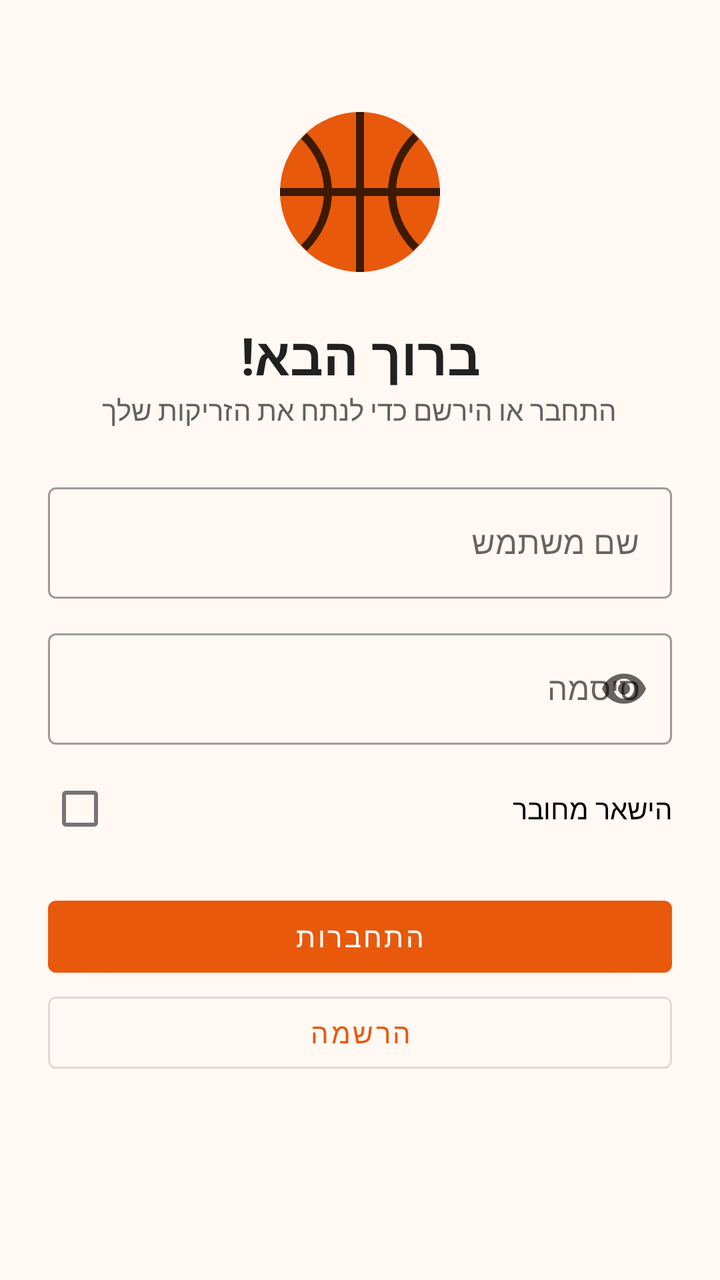
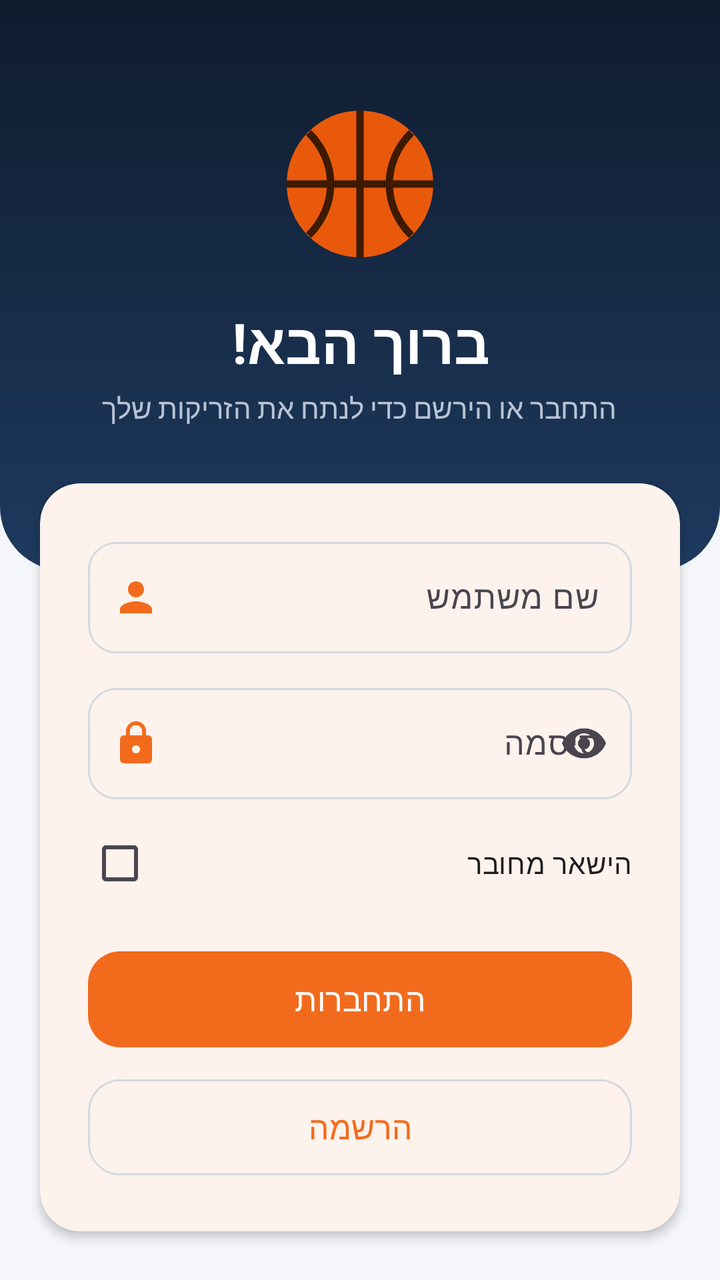

The first picture is an Android layout as it rendered before a commit; the second is the same layout after the commit. The layout source and the unified diff follow.
<!-- AndroidManifest.xml: application theme Theme.BasketballShotAnalyzer -->
<!-- res/layout/activity_auth.xml -->
<?xml version="1.0" encoding="utf-8"?>
<ScrollView xmlns:android="http://schemas.android.com/apk/res/android"
    xmlns:app="http://schemas.android.com/apk/res-auto"
    android:layout_width="match_parent"
    android:layout_height="match_parent"
    android:background="@color/background">

    <LinearLayout
        android:layout_width="match_parent"
        android:layout_height="wrap_content"
        android:gravity="center_horizontal"
        android:orientation="vertical"
        android:padding="24dp">

        <ImageView
            android:layout_width="96dp"
            android:layout_height="96dp"
            android:layout_marginTop="24dp"
            android:importantForAccessibility="no"
            android:src="@drawable/ic_basketball" />

        <TextView
            android:layout_width="wrap_content"
            android:layout_height="wrap_content"
            android:layout_marginTop="16dp"
            android:text="@string/auth_title"
            android:textColor="@color/text_primary"
            android:textSize="26sp"
            android:textStyle="bold" />

        <TextView
            android:layout_width="wrap_content"
            android:layout_height="wrap_content"
            android:layout_marginBottom="24dp"
            android:gravity="center"
            android:text="@string/auth_subtitle"
            android:textColor="@color/text_secondary" />

        <com.google.android.material.textfield.TextInputLayout
            android:id="@+id/layoutUsername"
            style="@style/Widget.MaterialComponents.TextInputLayout.OutlinedBox"
            android:layout_width="match_parent"
            android:layout_height="wrap_content"
            android:hint="@string/hint_username">

            <com.google.android.material.textfield.TextInputEditText
                android:id="@+id/editUsername"
                android:layout_width="match_parent"
                android:layout_height="wrap_content"
                android:inputType="text"
                android:maxLines="1" />
        </com.google.android.material.textfield.TextInputLayout>

        <com.google.android.material.textfield.TextInputLayout
            android:id="@+id/layoutPassword"
            style="@style/Widget.MaterialComponents.TextInputLayout.OutlinedBox"
            android:layout_width="match_parent"
            android:layout_height="wrap_content"
            android:layout_marginTop="12dp"
            android:hint="@string/hint_password"
            app:endIconMode="password_toggle">

            <com.google.android.material.textfield.TextInputEditText
                android:id="@+id/editPassword"
                android:layout_width="match_parent"
                android:layout_height="wrap_content"
                android:inputType="textPassword"
                android:maxLines="1" />
        </com.google.android.material.textfield.TextInputLayout>

        <CheckBox
            android:id="@+id/checkRemember"
            android:layout_width="match_parent"
            android:layout_height="wrap_content"
            android:layout_marginTop="8dp"
            android:text="@string/remember_me" />

        <com.google.android.material.button.MaterialButton
            android:id="@+id/btnLogin"
            android:layout_width="match_parent"
            android:layout_height="wrap_content"
            android:layout_marginTop="16dp"
            android:text="@string/btn_login" />

        <com.google.android.material.button.MaterialButton
            android:id="@+id/btnRegister"
            style="@style/Widget.MaterialComponents.Button.OutlinedButton"
            android:layout_width="match_parent"
            android:layout_height="wrap_content"
            android:text="@string/btn_register" />
    </LinearLayout>
</ScrollView>
<!-- resources referenced by this layout -->
<resources>
  <color name="background">#FFF8F3</color>
  <color name="text_primary">#212121</color>
  <color name="text_secondary">#616161</color>
  <style name="Theme.BasketballShotAnalyzer" parent="Theme.MaterialComponents.Light.DarkActionBar">
          <item name="colorPrimary">@color/primary</item>
          <item name="colorPrimaryVariant">@color/primary_dark</item>
          <item name="colorOnPrimary">@color/white</item>
          <item name="colorSecondary">@color/secondary</item>
          <item name="colorOnSecondary">@color/white</item>
          <item name="android:colorBackground">@color/background</item>
          <item name="android:statusBarColor">@color/primary_dark</item>
      </style>
  <color name="primary">#E8590C</color>
  <color name="primary_dark">#B8440A</color>
  <color name="secondary">#1C3D5A</color>
  <!-- unchanged entries left out for length: 9 -->
</resources>

<!-- the commit's change to res/layout/activity_auth.xml (unified diff, before → after) -->
@@ -3,90 +3,119 @@
     xmlns:app="http://schemas.android.com/apk/res-auto"
     android:layout_width="match_parent"
     android:layout_height="match_parent"
-    android:background="@color/background">
+    android:background="@color/background"
+    android:fillViewport="true">
 
     <LinearLayout
         android:layout_width="match_parent"
         android:layout_height="wrap_content"
-        android:gravity="center_horizontal"
-        android:orientation="vertical"
-        android:padding="24dp">
+        android:orientation="vertical">
 
-        <ImageView
-            android:layout_width="96dp"
-            android:layout_height="96dp"
-            android:layout_marginTop="24dp"
-            android:importantForAccessibility="no"
-            android:src="@drawable/ic_basketball" />
-
-        <TextView
-            android:layout_width="wrap_content"
-            android:layout_height="wrap_content"
-            android:layout_marginTop="16dp"
-            android:text="@string/auth_title"
-            android:textColor="@color/text_primary"
-            android:textSize="26sp"
-            android:textStyle="bold" />
-
-        <TextView
-            android:layout_width="wrap_content"
-            android:layout_height="wrap_content"
-            android:layout_marginBottom="24dp"
-            android:gravity="center"
-            android:text="@string/auth_subtitle"
-            android:textColor="@color/text_secondary" />
-
-        <com.google.android.material.textfield.TextInputLayout
-            android:id="@+id/layoutUsername"
-            style="@style/Widget.MaterialComponents.TextInputLayout.OutlinedBox"
+        <LinearLayout
             android:layout_width="match_parent"
             android:layout_height="wrap_content"
-            android:hint="@string/hint_username">
+            android:background="@drawable/bg_header"
+            android:gravity="center_horizontal"
+            android:orientation="vertical"
+            android:paddingTop="48dp"
+            android:paddingBottom="72dp">
 
-            <com.google.android.material.textfield.TextInputEditText
-                android:id="@+id/editUsername"
+            <ImageView
+                android:layout_width="88dp"
+                android:layout_height="88dp"
+                android:importantForAccessibility="no"
+                android:src="@drawable/ic_basketball" />
+
+            <TextView
+                android:layout_width="wrap_content"
+                android:layout_height="wrap_content"
+                android:layout_marginTop="16dp"
+                android:text="@string/auth_title"
+                android:textAppearance="@style/TextAppearance.Material3.HeadlineMedium"
+                android:textColor="@color/text_on_dark"
+                android:textStyle="bold" />
+
+            <TextView
+                android:layout_width="wrap_content"
+                android:layout_height="wrap_content"
+                android:layout_marginHorizontal="32dp"
+                android:layout_marginTop="4dp"
+                android:gravity="center"
+                android:text="@string/auth_subtitle"
+                android:textColor="@color/text_on_dark_secondary" />
+        </LinearLayout>
+
+        <com.google.android.material.card.MaterialCardView
+            style="@style/Widget.App.Card"
+            android:layout_width="match_parent"
+            android:layout_height="wrap_content"
+            android:layout_marginHorizontal="20dp"
+            android:layout_marginTop="-44dp"
+            android:layout_marginBottom="24dp">
+
+            <LinearLayout
                 android:layout_width="match_parent"
                 android:layout_height="wrap_content"
-                android:inputType="text"
-                android:maxLines="1" />
-        </com.google.android.material.textfield.TextInputLayout>
+                android:orientation="vertical"
+                android:padding="24dp">
 
-        <com.google.android.material.textfield.TextInputLayout
-            android:id="@+id/layoutPassword"
-            style="@style/Widget.MaterialComponents.TextInputLayout.OutlinedBox"
-            android:layout_width="match_parent"
-            android:layout_height="wrap_content"
-            android:layout_marginTop="12dp"
-            android:hint="@string/hint_password"
-            app:endIconMode="password_toggle">
+                <com.google.android.material.textfield.TextInputLayout
+                    android:id="@+id/layoutUsername"
+                    style="@style/Widget.App.TextField"
+                    android:layout_width="match_parent"
+                    android:layout_height="wrap_content"
+                    android:hint="@string/hint_username"
+                    app:startIconDrawable="@drawable/ic_person">
 
-            <com.google.android.material.textfield.TextInputEditText
-                android:id="@+id/editPassword"
-                android:layout_width="match_parent"
-                android:layout_height="wrap_content"
-                android:inputType="textPassword"
-                android:maxLines="1" />
-        </com.google.android.material.textfield.TextInputLayout>
+                    <com.google.android.material.textfield.TextInputEditText
+                        android:id="@+id/editUsername"
+                        android:layout_width="match_parent"
+                        android:layout_height="wrap_content"
+                        android:inputType="text"
+                        android:maxLines="1" />
+                </com.google.android.material.textfield.TextInputLayout>
 
-        <CheckBox
-            android:id="@+id/checkRemember"
-            android:layout_width="match_parent"
-            android:layout_height="wrap_content"
-            android:layout_marginTop="8dp"
-            android:text="@string/remember_me" />
+                <com.google.android.material.textfield.TextInputLayout
+                    android:id="@+id/layoutPassword"
+                    style="@style/Widget.App.TextField"
+                    android:layout_width="match_parent"
+                    android:layout_height="wrap_content"
+                    android:layout_marginTop="12dp"
+                    android:hint="@string/hint_password"
+                    app:endIconMode="password_toggle"
+                    app:startIconDrawable="@drawable/ic_lock">
 
-        <com.google.android.material.button.MaterialButton
-            android:id="@+id/btnLogin"
-            android:layout_width="match_parent"
-            android:layout_height="wrap_content"
-            android:layout_marginTop="16dp"
-            android:text="@string/btn_login" />
+                    <com.google.android.material.textfield.TextInputEditText
+                        android:id="@+id/editPassword"
+                        android:layout_width="match_parent"
+                        android:layout_height="wrap_content"
+                        android:inputType="textPassword"
+                        android:maxLines="1" />
+                </com.google.android.material.textfield.TextInputLayout>
 
-        <com.google.android.material.button.MaterialButton
-            android:id="@+id/btnRegister"
-            style="@style/Widget.MaterialComponents.Button.OutlinedButton"
-            android:layout_width="match_parent"
-            android:layout_height="wrap_content"
-            android:text="@string/btn_register" />
+                <com.google.android.material.checkbox.MaterialCheckBox
+                    android:id="@+id/checkRemember"
+                    android:layout_width="match_parent"
+                    android:layout_height="wrap_content"
+                    android:layout_marginTop="8dp"
+                    android:text="@string/remember_me" />
+
+                <com.google.android.material.button.MaterialButton
+                    android:id="@+id/btnLogin"
+                    style="@style/Widget.App.Button"
+                    android:layout_width="match_parent"
+                    android:layout_height="wrap_content"
+                    android:layout_marginTop="16dp"
+                    android:text="@string/btn_login" />
+
+                <com.google.android.material.button.MaterialButton
+                    android:id="@+id/btnRegister"
+                    style="@style/Widget.App.Button.Outlined"
+                    android:layout_width="match_parent"
+                    android:layout_height="wrap_content"
+                    android:layout_marginTop="8dp"
+                    android:text="@string/btn_register" />
+            </LinearLayout>
+        </com.google.android.material.card.MaterialCardView>
     </LinearLayout>
 </ScrollView>
<!-- resource entries referenced after the edit -->
@@ -1,20 +1,93 @@
 <!-- resources referenced by this layout -->
 <resources>
-  <color name="background">#FFF8F3</color>
-  <color name="text_primary">#212121</color>
-  <color name="text_secondary">#616161</color>
-  <style name="Theme.BasketballShotAnalyzer" parent="Theme.MaterialComponents.Light.DarkActionBar">
+  <color name="background">#F4F6FA</color>
+  <color name="text_on_dark">#FFFFFF</color>
+  <color name="text_on_dark_secondary">#B8C4D6</color>
+  <!-- drawable bg_header (drawable) -->
+  <?xml version="1.0" encoding="utf-8"?>
+  <shape xmlns:android="http://schemas.android.com/apk/res/android" android:shape="rectangle">
+      <gradient
+          android:angle="270"
+          android:endColor="@color/navy_light"
+          android:startColor="@color/navy" />
+      <corners
+          android:bottomLeftRadius="32dp"
+          android:bottomRightRadius="32dp" />
+  </shape>
+  <!-- drawable ic_lock (drawable) -->
+  <?xml version="1.0" encoding="utf-8"?>
+  <vector xmlns:android="http://schemas.android.com/apk/res/android"
+      android:width="24dp"
+      android:height="24dp"
+      android:autoMirrored="false"
+      android:tint="?attr/colorControlNormal"
+      android:viewportWidth="24"
+      android:viewportHeight="24">
+      <path
+          android:fillColor="@android:color/white"
+          android:pathData="M18,8h-1V6c0,-2.76 -2.24,-5 -5,-5S7,3.24 7,6v2H6c-1.1,0 -2,0.9 -2,2v10c0,1.1 0.9,2 2,2h12c1.1,0 2,-0.9 2,-2V10c0,-1.1 -0.9,-2 -2,-2zM12,17c-1.1,0 -2,-0.9 -2,-2s0.9,-2 2,-2 2,0.9 2,2 -0.9,2 -2,2zM15.1,8H8.9V6c0,-1.71 1.39,-3.1 3.1,-3.1 1.71,0 3.1,1.39 3.1,3.1v2z" />
+  </vector>
+  <!-- drawable ic_person (drawable) -->
+  <?xml version="1.0" encoding="utf-8"?>
+  <vector xmlns:android="http://schemas.android.com/apk/res/android"
+      android:width="24dp"
+      android:height="24dp"
+      android:autoMirrored="false"
+      android:tint="?attr/colorControlNormal"
+      android:viewportWidth="24"
+      android:viewportHeight="24">
+      <path
+          android:fillColor="@android:color/white"
+          android:pathData="M12,12c2.21,0 4,-1.79 4,-4s-1.79,-4 -4,-4 -4,1.79 -4,4 1.79,4 4,4zM12,14c-2.67,0 -8,1.34 -8,4v2h16v-2c0,-2.66 -5.33,-4 -8,-4z" />
+  </vector>
+  <style name="Widget.App.Button" parent="Widget.Material3.Button">
+          <item name="android:minHeight">56dp</item>
+          <item name="cornerRadius">16dp</item>
+          <item name="android:textSize">16sp</item>
+      </style>
+  <style name="Widget.App.Button.Outlined" parent="Widget.Material3.Button.OutlinedButton">
+          <item name="android:minHeight">56dp</item>
+          <item name="cornerRadius">16dp</item>
+          <item name="android:textSize">16sp</item>
+      </style>
+  <style name="Widget.App.Card" parent="Widget.Material3.CardView.Elevated">
+          <item name="cardCornerRadius">20dp</item>
+          <item name="cardElevation">3dp</item>
+          <item name="cardBackgroundColor">@color/surface</item>
+      </style>
+  <style name="Widget.App.TextField" parent="Widget.Material3.TextInputLayout.OutlinedBox">
+          <item name="boxCornerRadiusTopStart">14dp</item>
+          <item name="boxCornerRadiusTopEnd">14dp</item>
+          <item name="boxCornerRadiusBottomStart">14dp</item>
+          <item name="boxCornerRadiusBottomEnd">14dp</item>
+          <item name="startIconTint">@color/primary</item>
+      </style>
+  <color name="text_primary">#1A1C1E</color>
+  <color name="outline">#D5DAE1</color>
+  <color name="error">#DC2626</color>
+  <style name="Theme.BasketballShotAnalyzer" parent="Theme.Material3.Light.NoActionBar">
           <item name="colorPrimary">@color/primary</item>
-          <item name="colorPrimaryVariant">@color/primary_dark</item>
           <item name="colorOnPrimary">@color/white</item>
-          <item name="colorSecondary">@color/secondary</item>
+          <item name="colorPrimaryContainer">@color/primary_container</item>
+          <item name="colorOnPrimaryContainer">@color/primary_dark</item>
+          <item name="colorSecondary">@color/navy_light</item>
           <item name="colorOnSecondary">@color/white</item>
+          <item name="colorSecondaryContainer">@color/primary_container</item>
+          <item name="colorOnSecondaryContainer">@color/primary_dark</item>
+          <item name="colorSurface">@color/surface</item>
+          <item name="colorOnSurface">@color/text_primary</item>
+          <item name="colorOutline">@color/outline</item>
+          <item name="colorError">@color/error</item>
           <item name="android:colorBackground">@color/background</item>
-          <item name="android:statusBarColor">@color/primary_dark</item>
+          <item name="android:statusBarColor">@color/navy</item>
+          <item name="android:windowLightStatusBar">false</item>
       </style>
-  <color name="primary">#E8590C</color>
-  <color name="primary_dark">#B8440A</color>
-  <color name="secondary">#1C3D5A</color>
+  <color name="navy_light">#1E3A5F</color>
+  <color name="navy">#0F1C2E</color>
+  <color name="surface">#FFFFFF</color>
+  <color name="primary">#F26B1D</color>
+  <color name="primary_container">#FFE4D3</color>
+  <color name="primary_dark">#C2410C</color>
   <!-- unchanged entries left out for length: 9 -->
 </resources>
 
